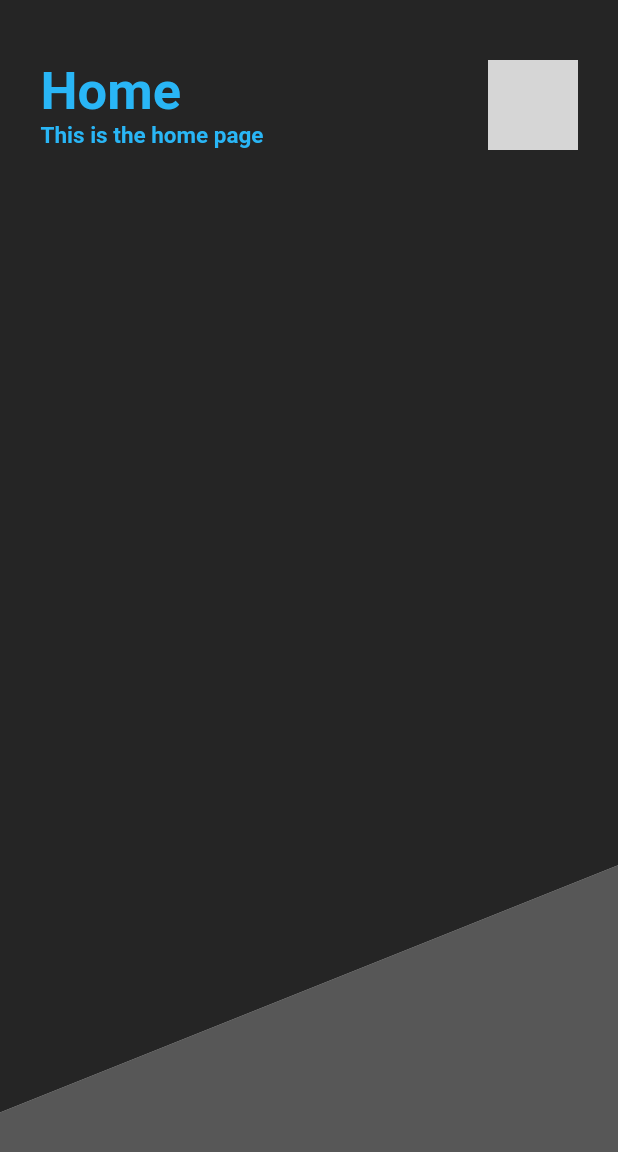
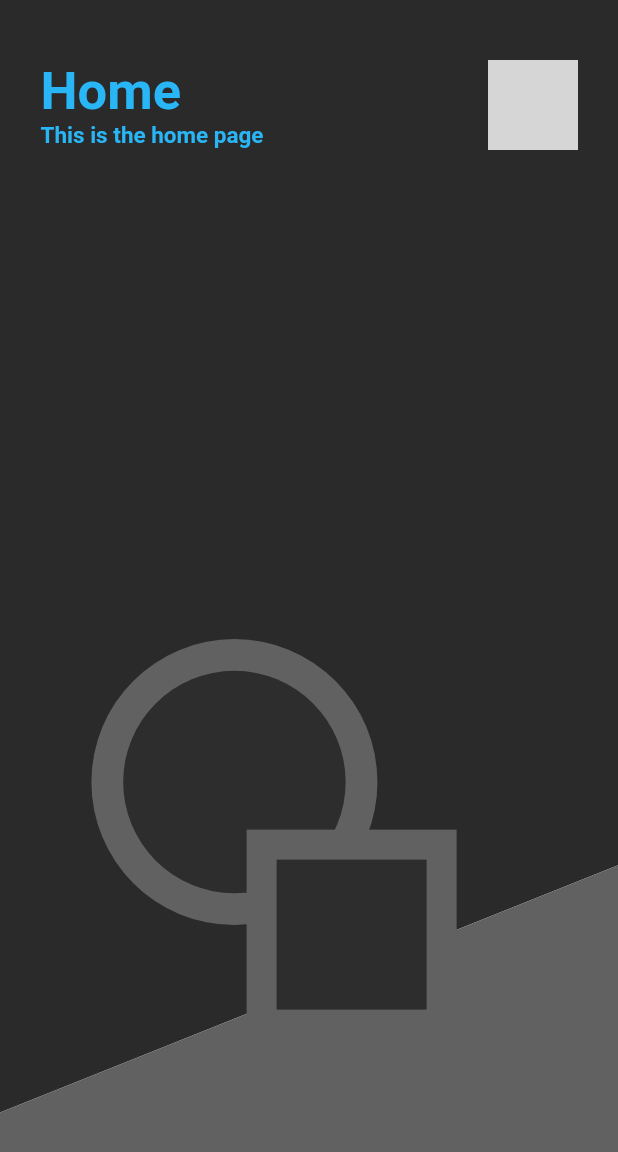
Before and after one commit to SzyAgustin/flutter_photify, a Flutter app: the screen it shows after launch, on a phone screen of 412 x 824 dp. Shown: the top 1152 px of the screen. Run offline on Flutter 3.47's test engine with Material 2 defaults, Android fonts, the phone set to English and light mode, and no system bars; network calls fail; grey boxes are pictures that could not be loaded.

```diff
--- a/lib/main.dart
+++ b/lib/main.dart
@@ -1,5 +1,6 @@
 import 'package:flutter/material.dart';
 import 'package:flutter_photify/src/main_background.dart';
+import 'package:flutter_photify/src/painter_tools/size_util.dart';
 import 'src/custom_appbar.dart';
 
 void main() => runApp(MyApp());
@@ -31,10 +32,14 @@ class MyApp extends StatelessWidget {
   }
 
   Widget photosList() {
-    return ListView(
-      children: <Widget>[
-
-      ],
+    return Positioned(
+      top: 120,
+      right: 0,
+      left: 0,
+      bottom: 0,
+      child: ListView(
+        children: <Widget>[],
+      ),
     );
   }
 
--- /dev/null
+++ b/lib/src/painter_tools/size_util.dart
@@ -0,0 +1,40 @@
+import 'package:flutter/material.dart';
+import 'dart:math';
+class SizeUtil {
+  static const _DESIGN_WIDTH = 580;
+  static const _DESIGN_HEIGHT = 648;
+
+  //logic size in device
+  static Size _logicSize;
+
+  //device pixel radio.
+
+  static get width {
+    return _logicSize.width;
+  }
+
+  static get height {
+    return _logicSize.height;
+  }
+
+  static set size(size) {
+    _logicSize = size;
+  }
+
+  //@param w is the design w;
+  static double getAxisX(double w) {
+    return (w * width) / _DESIGN_WIDTH;
+  }
+
+// the y direction
+  static double getAxisY(double h) {
+    return (h * height) / _DESIGN_HEIGHT;
+  }
+
+  // diagonal direction value with design size s.
+  static double getAxisBoth(double s) {
+    return s *
+        sqrt((width * width + height * height) /
+            (_DESIGN_WIDTH * _DESIGN_WIDTH + _DESIGN_HEIGHT * _DESIGN_HEIGHT));
+  }
+}
```
Also changed, not shown: lib/src/main_background.dart (+20 -4 lines).
